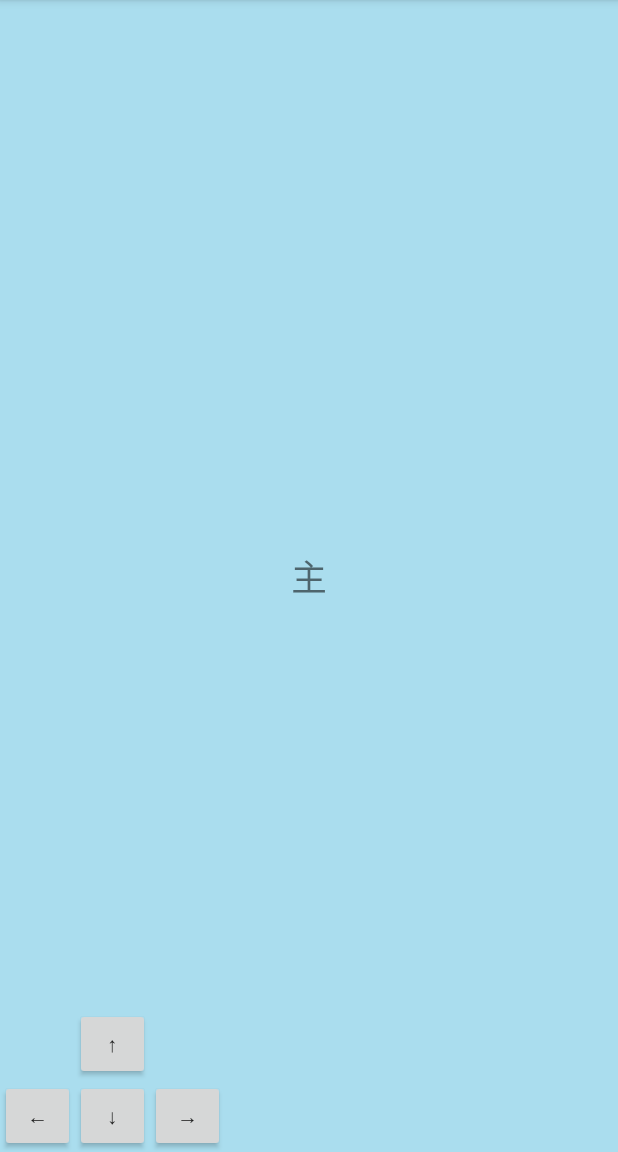
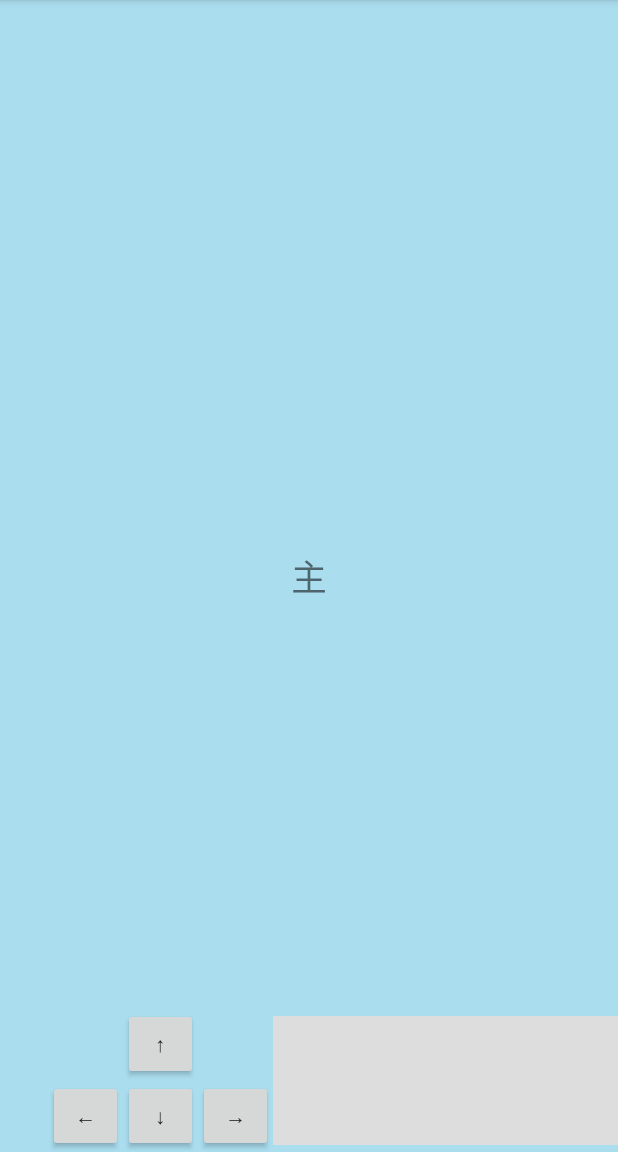
Before and after one commit to wat128/RPG01_for_Android, an Android app: the screen it shows after launch (MainActivity), on a phone screen of 412 x 824 dp, the part 84-1236 px from its top. Run offline under Robolectric (Android 15) with nearby library versions, the phone set to English and light mode, and no system bars.

Commit message:
メイン画面にメッセージボックス追加

```diff
--- a/app/src/main/java/com/wat128/rpg01_for_android/MainActivity.java
+++ b/app/src/main/java/com/wat128/rpg01_for_android/MainActivity.java
@@ -45,6 +45,7 @@ public class MainActivity extends AppCompatActivity {
 
         Button buttonRight = findViewById(R.id.right);
         buttonRight.setOnTouchListener(_ButtonListener);
+
     }
 
     private View.OnTouchListener _ButtonListener = new View.OnTouchListener() {
--- a/app/src/main/res/layout/activity_main.xml
+++ b/app/src/main/res/layout/activity_main.xml
@@ -51,4 +51,14 @@
         app:layout_constraintStart_toEndOf="@id/up"
         app:layout_constraintBottom_toBottomOf="parent"/>
 
+    <TextView
+        android:id="@+id/msg_box"
+        android:layout_width="230dp"
+        android:layout_height="86dp"
+        android:background="#ddd"
+        app:layout_constraintBottom_toBottomOf="@+id/right"
+        app:layout_constraintEnd_toEndOf="parent"
+        app:layout_constraintStart_toEndOf="@+id/right"
+        app:layout_constraintTop_toTopOf="@+id/up" />
+
 </androidx.constraintlayout.widget.ConstraintLayout>
```
